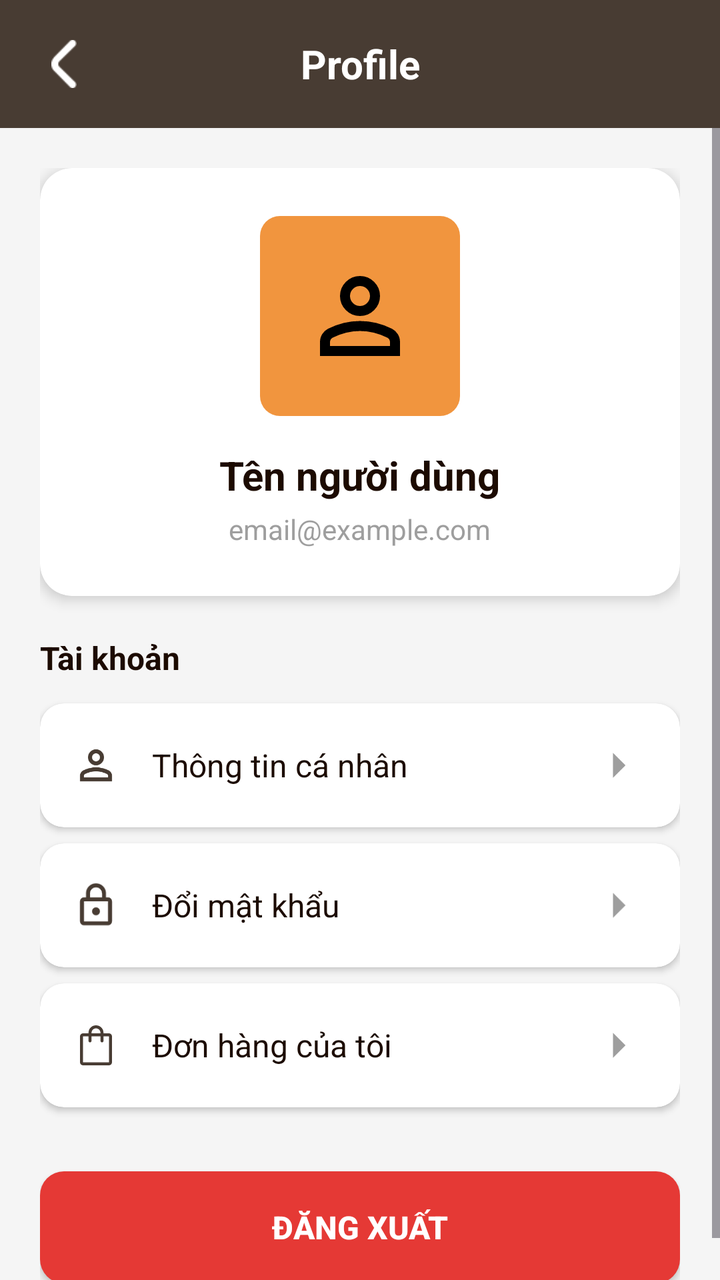
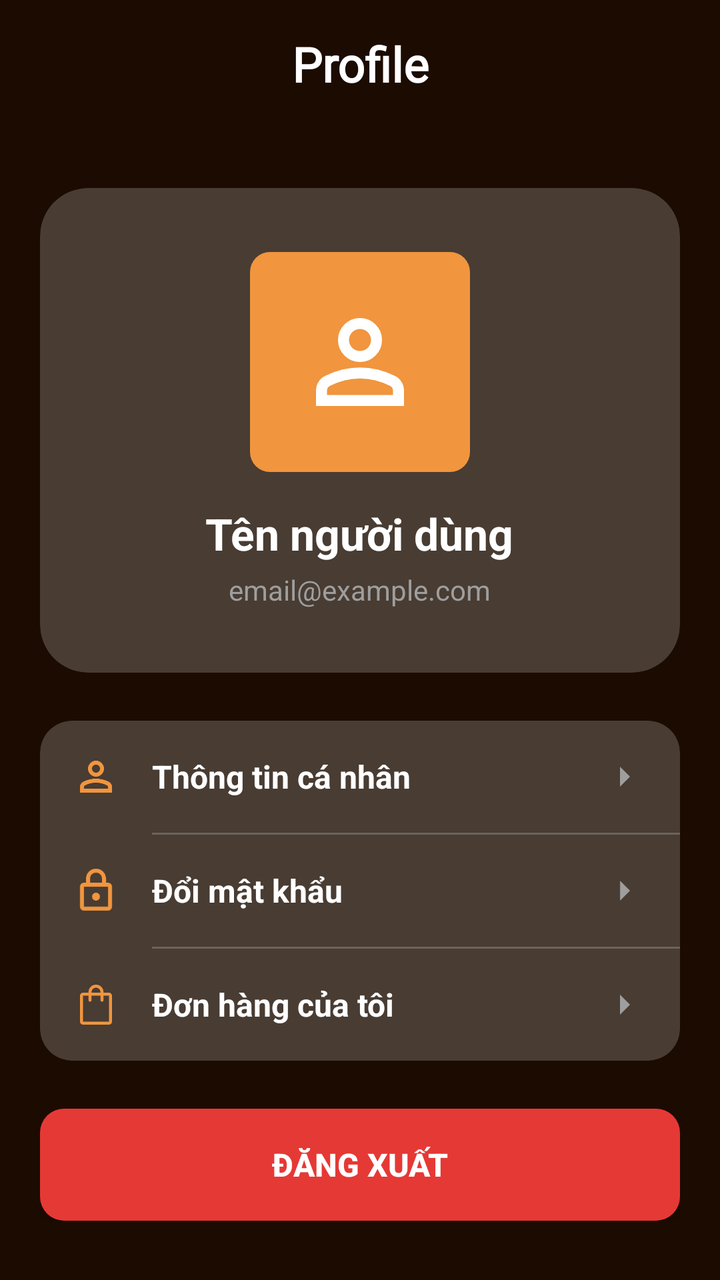

The first picture is an Android layout as it rendered before a commit; the second is the same layout after the commit. The layout source and the unified diff follow.
<!-- AndroidManifest.xml: application theme Theme.TTLTMobile -->
<!-- res/layout/fragment_profile.xml -->
<?xml version="1.0" encoding="utf-8"?>
<androidx.constraintlayout.widget.ConstraintLayout xmlns:android="http://schemas.android.com/apk/res/android"
    xmlns:app="http://schemas.android.com/apk/res-auto"
    xmlns:tools="http://schemas.android.com/tools"
    android:layout_width="match_parent"
    android:layout_height="match_parent"
    android:background="@color/lightBackground"
    tools:context=".ui.profile.ProfileFragment">

    
    <LinearLayout
        android:id="@+id/headerLayout"
        android:layout_width="match_parent"
        android:layout_height="wrap_content"
        android:background="@color/brown"
        android:orientation="horizontal"
        android:padding="16dp"
        android:gravity="center_vertical"
        app:layout_constraintTop_toTopOf="parent">

        <ImageView
            android:id="@+id/backBtn"
            android:layout_width="32dp"
            android:layout_height="32dp"
            android:src="@drawable/back"
            android:contentDescription="@string/back"
            android:padding="4dp" />

        <TextView
            android:layout_width="0dp"
            android:layout_height="wrap_content"
            android:layout_weight="1"
            android:text="Profile"
            android:textColor="@color/white"
            android:textSize="20sp"
            android:textStyle="bold"
            android:gravity="center" />

        <View
            android:layout_width="32dp"
            android:layout_height="32dp" />
    </LinearLayout>

    
    <ScrollView
        android:layout_width="match_parent"
        android:layout_height="0dp"
        app:layout_constraintTop_toBottomOf="@id/headerLayout"
        app:layout_constraintBottom_toBottomOf="parent">

        <LinearLayout
            android:layout_width="match_parent"
            android:layout_height="wrap_content"
            android:orientation="vertical"
            android:padding="20dp">

            
            <androidx.cardview.widget.CardView
                android:layout_width="match_parent"
                android:layout_height="wrap_content"
                android:layout_marginBottom="20dp"
                app:cardCornerRadius="16dp"
                app:cardElevation="4dp">

                <LinearLayout
                    android:layout_width="match_parent"
                    android:layout_height="wrap_content"
                    android:orientation="vertical"
                    android:padding="24dp"
                    android:gravity="center">

                    <ImageView
                        android:id="@+id/ivAvatar"
                        android:layout_width="100dp"
                        android:layout_height="100dp"
                        android:src="@drawable/ic_person"
                        android:contentDescription="@string/avatar"
                        android:background="@drawable/orange_bg"
                        android:padding="20dp" />

                    <TextView
                        android:id="@+id/tvFullName"
                        android:layout_width="wrap_content"
                        android:layout_height="wrap_content"
                        android:layout_marginTop="16dp"
                        android:text="Tên người dùng"
                        android:textColor="@color/darkBrown"
                        android:textSize="20sp"
                        android:textStyle="bold" />

                    <TextView
                        android:id="@+id/tvEmail"
                        android:layout_width="wrap_content"
                        android:layout_height="wrap_content"
                        android:layout_marginTop="4dp"
                        android:text="email@example.com"
                        android:textColor="@color/grey"
                        android:textSize="14sp" />
                </LinearLayout>
            </androidx.cardview.widget.CardView>

            
            <TextView
                android:layout_width="wrap_content"
                android:layout_height="wrap_content"
                android:text="Tài khoản"
                android:textColor="@color/darkBrown"
                android:textSize="16sp"
                android:textStyle="bold"
                android:layout_marginBottom="12dp" />

            
            <androidx.cardview.widget.CardView
                android:layout_width="match_parent"
                android:layout_height="wrap_content"
                android:layout_marginBottom="8dp"
                app:cardCornerRadius="12dp"
                app:cardElevation="2dp">

                <LinearLayout
                    android:id="@+id/layoutPersonalInfo"
                    android:layout_width="match_parent"
                    android:layout_height="wrap_content"
                    android:orientation="horizontal"
                    android:padding="16dp"
                    android:gravity="center_vertical"
                    android:background="?attr/selectableItemBackground">

                    <ImageView
                        android:layout_width="24dp"
                        android:layout_height="24dp"
                        android:src="@drawable/ic_person"
                        android:contentDescription="@string/personal_info"
                        app:tint="@color/brown" />

                    <TextView
                        android:layout_width="0dp"
                        android:layout_height="wrap_content"
                        android:layout_weight="1"
                        android:layout_marginStart="16dp"
                        android:text="Thông tin cá nhân"
                        android:textColor="@color/darkBrown"
                        android:textSize="16sp" />

                    <ImageView
                        android:layout_width="30dp"
                        android:layout_height="30dp"
                        android:contentDescription="@string/arrow"
                        android:src="@drawable/ic_arrow_right"
                        app:tint="@color/grey" />
                </LinearLayout>
            </androidx.cardview.widget.CardView>

            
            <androidx.cardview.widget.CardView
                android:layout_width="match_parent"
                android:layout_height="wrap_content"
                android:layout_marginBottom="8dp"
                app:cardCornerRadius="12dp"
                app:cardElevation="2dp">

                <LinearLayout
                    android:id="@+id/layoutChangePassword"
                    android:layout_width="match_parent"
                    android:layout_height="wrap_content"
                    android:orientation="horizontal"
                    android:padding="16dp"
                    android:gravity="center_vertical"
                    android:background="?attr/selectableItemBackground">

                    <ImageView
                        android:layout_width="24dp"
                        android:layout_height="24dp"
                        android:src="@drawable/ic_lock"
                        android:contentDescription="@string/change_password"
                        app:tint="@color/brown" />

                    <TextView
                        android:layout_width="0dp"
                        android:layout_height="wrap_content"
                        android:layout_weight="1"
                        android:layout_marginStart="16dp"
                        android:text="Đổi mật khẩu"
                        android:textColor="@color/darkBrown"
                        android:textSize="16sp" />

                    <ImageView
                        android:layout_width="30dp"
                        android:layout_height="30dp"
                        android:src="@drawable/ic_arrow_right"
                        android:contentDescription="@string/arrow"
                        app:tint="@color/grey" />
                </LinearLayout>
            </androidx.cardview.widget.CardView>

            
            <androidx.cardview.widget.CardView
                android:layout_width="match_parent"
                android:layout_height="wrap_content"
                android:layout_marginBottom="20dp"
                app:cardCornerRadius="12dp"
                app:cardElevation="2dp">

                <LinearLayout
                    android:id="@+id/layoutOrders"
                    android:layout_width="match_parent"
                    android:layout_height="wrap_content"
                    android:orientation="horizontal"
                    android:padding="16dp"
                    android:gravity="center_vertical"
                    android:background="?attr/selectableItemBackground">

                    <ImageView
                        android:layout_width="24dp"
                        android:layout_height="24dp"
                        android:src="@drawable/ic_shopping_bag"
                        android:contentDescription="@string/orders"
                        app:tint="@color/brown" />

                    <TextView
                        android:layout_width="0dp"
                        android:layout_height="wrap_content"
                        android:layout_weight="1"
                        android:layout_marginStart="16dp"
                        android:text="Đơn hàng của tôi"
                        android:textColor="@color/darkBrown"
                        android:textSize="16sp" />

                    <ImageView
                        android:layout_width="30dp"
                        android:layout_height="30dp"
                        android:src="@drawable/ic_arrow_right"
                        android:contentDescription="@string/arrow"
                        app:tint="@color/grey" />
                </LinearLayout>
            </androidx.cardview.widget.CardView>

            
            <androidx.appcompat.widget.AppCompatButton
                android:id="@+id/btnLogout"
                android:layout_width="match_parent"
                android:layout_height="56dp"
                android:background="@drawable/red_button_bg"
                android:text="Đăng xuất"
                android:textColor="@color/white"
                android:textSize="16sp"
                android:textStyle="bold"
                android:layout_marginTop="12dp" />

        </LinearLayout>
    </ScrollView>

</androidx.constraintlayout.widget.ConstraintLayout>
<!-- resources referenced by this layout -->
<resources>
  <color name="brown">#483c33</color>
  <color name="darkBrown">#1c0b01</color>
  <color name="grey">#9E9E9E</color>
  <color name="lightBackground">#F5F5F5</color>
  <color name="white">#FFFFFFFF</color>
  <!-- drawable back: png bitmap (drawable-hdpi, 258 bytes) -->
  <!-- drawable ic_arrow_right (drawable) -->
  <vector xmlns:android="http://schemas.android.com/apk/res/android"
      android:width="48dp"
      android:height="48dp"
      android:viewportWidth="960"
      android:viewportHeight="960">
    <path
        android:pathData="M400,680v-400l200,200 -200,200Z"
        android:fillColor="#000000"/>
  </vector>
  <!-- drawable ic_lock (drawable) -->
  <vector xmlns:android="http://schemas.android.com/apk/res/android"
      android:width="24dp"
      android:height="24dp"
      android:viewportWidth="960"
      android:viewportHeight="960">
    <path
        android:pathData="M240,880q-33,0 -56.5,-23.5T160,800v-400q0,-33 23.5,-56.5T240,320h40v-80q0,-83 58.5,-141.5T480,40q83,0 141.5,58.5T680,240v80h40q33,0 56.5,23.5T800,400v400q0,33 -23.5,56.5T720,880L240,880ZM240,800h480v-400L240,400v400ZM480,680q33,0 56.5,-23.5T560,600q0,-33 -23.5,-56.5T480,520q-33,0 -56.5,23.5T400,600q0,33 23.5,56.5T480,680ZM360,320h240v-80q0,-50 -35,-85t-85,-35q-50,0 -85,35t-35,85v80ZM240,800v-400,400Z"
        android:fillColor="#000000"/>
  </vector>
  <!-- drawable ic_person (drawable) -->
  <vector xmlns:android="http://schemas.android.com/apk/res/android"
      android:width="24dp"
      android:height="24dp"
      android:viewportWidth="960"
      android:viewportHeight="960">
    <path
        android:pathData="M480,480q-66,0 -113,-47t-47,-113q0,-66 47,-113t113,-47q66,0 113,47t47,113q0,66 -47,113t-113,47ZM160,800v-112q0,-34 17.5,-62.5T224,582q62,-31 126,-46.5T480,520q66,0 130,15.5T736,582q29,15 46.5,43.5T800,688v112L160,800ZM240,720h480v-32q0,-11 -5.5,-20T700,654q-54,-27 -109,-40.5T480,600q-56,0 -111,13.5T260,654q-9,5 -14.5,14t-5.5,20v32ZM480,400q33,0 56.5,-23.5T560,320q0,-33 -23.5,-56.5T480,240q-33,0 -56.5,23.5T400,320q0,33 23.5,56.5T480,400ZM480,320ZM480,720Z"
        android:fillColor="#000000"/>
  </vector>
  <!-- drawable ic_shopping_bag (drawable) -->
  <vector xmlns:android="http://schemas.android.com/apk/res/android"
      android:width="48dp"
      android:height="48dp"
      android:viewportWidth="960"
      android:viewportHeight="960">
    <path
        android:pathData="M220,880q-24,0 -42,-18t-18,-42v-520q0,-24 18,-42t42,-18h110v-10q0,-63 43.5,-106.5T480,80q63,0 106.5,43.5T630,230v10h110q24,0 42,18t18,42v520q0,24 -18,42t-42,18L220,880ZM220,820h520v-520L630,300v90q0,12.75 -8.68,21.37 -8.67,8.63 -21.5,8.63 -12.82,0 -21.32,-8.63 -8.5,-8.62 -8.5,-21.37v-90L390,300v90q0,12.75 -8.68,21.37 -8.67,8.63 -21.5,8.63 -12.82,0 -21.32,-8.63 -8.5,-8.62 -8.5,-21.37v-90L220,300v520ZM390,240h180v-10q0,-38 -26,-64t-64,-26q-38,0 -64,26t-26,64v10ZM220,820v-520,520Z"
        android:fillColor="#000000"/>
  </vector>
  <!-- drawable orange_bg (drawable) -->
  <?xml version="1.0" encoding="utf-8"?>
  <selector xmlns:android="http://schemas.android.com/apk/res/android">
  <item>
      <shape android:shape="rectangle">
          <solid android:color="@color/orange"/>
          <corners android:radius="10dp"/>
      </shape>
  </item>
  </selector>
  <!-- drawable red_button_bg (drawable) -->
  <?xml version="1.0" encoding="utf-8"?>
  <shape xmlns:android="http://schemas.android.com/apk/res/android">
      <solid android:color="#E53935" />
      <corners android:radius="12dp" />
  </shape>
  <string name="arrow">Arrow</string>
  <string name="avatar">Avatar</string>
  <string name="back">Back</string>
  <string name="change_password">Change Password</string>
  <string name="orders">Orders</string>
  <string name="personal_info">Personal Information</string>
  <style name="Theme.TTLTMobile" parent="Base.Theme.TTLTMobile" />
  <color name="orange">#f1953e</color>
  <style name="Base.Theme.TTLTMobile" parent="Theme.Material3.DayNight.NoActionBar">
          
          
      </style>
</resources>

<!-- the commit's change to res/layout/fragment_profile.xml (unified diff, before → after) -->
@@ -4,49 +4,43 @@
     xmlns:tools="http://schemas.android.com/tools"
     android:layout_width="match_parent"
     android:layout_height="match_parent"
-    android:background="@color/lightBackground"
+    android:background="@color/darkBrown"
+    android:fitsSystemWindows="true"
     tools:context=".ui.profile.ProfileFragment">
 
-    
     <LinearLayout
         android:id="@+id/headerLayout"
         android:layout_width="match_parent"
-        android:layout_height="wrap_content"
-        android:background="@color/brown"
+        android:layout_height="?attr/actionBarSize"
+        android:gravity="center_vertical"
         android:orientation="horizontal"
-        android:padding="16dp"
-        android:gravity="center_vertical"
+        android:paddingHorizontal="16dp"
         app:layout_constraintTop_toTopOf="parent">
 
-        <ImageView
-            android:id="@+id/backBtn"
-            android:layout_width="32dp"
-            android:layout_height="32dp"
-            android:src="@drawable/back"
-            android:contentDescription="@string/back"
-            android:padding="4dp" />
+        <View android:layout_width="24dp" android:layout_height="24dp" />
 
         <TextView
             android:layout_width="0dp"
             android:layout_height="wrap_content"
             android:layout_weight="1"
+            android:fontFamily="@font/rainbow"
+            android:gravity="center"
             android:text="Profile"
             android:textColor="@color/white"
-            android:textSize="20sp"
-            android:textStyle="bold"
-            android:gravity="center" />
-
-        <View
-            android:layout_width="32dp"
-            android:layout_height="32dp" />
+            android:textSize="24sp"
+            android:textStyle="bold" />
+
+        <View android:layout_width="24dp" android:layout_height="24dp" />
+
     </LinearLayout>
 
-    
     <ScrollView
         android:layout_width="match_parent"
         android:layout_height="0dp"
-        app:layout_constraintTop_toBottomOf="@id/headerLayout"
-        app:layout_constraintBottom_toBottomOf="parent">
+        android:clipToPadding="false"
+        android:paddingBottom="24dp"
+        app:layout_constraintBottom_toBottomOf="parent"
+        app:layout_constraintTop_toBottomOf="@id/headerLayout">
 
         <LinearLayout
             android:layout_width="match_parent"
@@ -54,29 +48,31 @@
             android:orientation="vertical"
             android:padding="20dp">
 
-            
             <androidx.cardview.widget.CardView
                 android:layout_width="match_parent"
                 android:layout_height="wrap_content"
-                android:layout_marginBottom="20dp"
-                app:cardCornerRadius="16dp"
-                app:cardElevation="4dp">
+                android:layout_marginTop="10dp"
+                android:layout_marginBottom="24dp"
+                app:cardBackgroundColor="@color/brown"
+                app:cardCornerRadius="24dp"
+                app:cardElevation="0dp">
 
                 <LinearLayout
                     android:layout_width="match_parent"
                     android:layout_height="wrap_content"
+                    android:gravity="center"
                     android:orientation="vertical"
-                    android:padding="24dp"
-                    android:gravity="center">
+                    android:padding="32dp">
 
                     <ImageView
                         android:id="@+id/ivAvatar"
-                        android:layout_width="100dp"
-                        android:layout_height="100dp"
+                        android:layout_width="110dp"
+                        android:layout_height="110dp"
+                        android:background="@drawable/orange_bg"
+                        android:contentDescription="@string/avatar"
+                        android:padding="22dp"
                         android:src="@drawable/ic_person"
-                        android:contentDescription="@string/avatar"
-                        android:background="@drawable/orange_bg"
-                        android:padding="20dp" />
+                        app:tint="@color/white" />
 
                     <TextView
                         android:id="@+id/tvFullName"
@@ -84,8 +80,8 @@
                         android:layout_height="wrap_content"
                         android:layout_marginTop="16dp"
                         android:text="Tên người dùng"
-                        android:textColor="@color/darkBrown"
-                        android:textSize="20sp"
+                        android:textColor="@color/white"
+                        android:textSize="22sp"
                         android:textStyle="bold" />
 
                     <TextView
@@ -99,143 +95,131 @@
                 </LinearLayout>
             </androidx.cardview.widget.CardView>
 
-            
-            <TextView
-                android:layout_width="wrap_content"
-                android:layout_height="wrap_content"
-                android:text="Tài khoản"
-                android:textColor="@color/darkBrown"
-                android:textSize="16sp"
-                android:textStyle="bold"
-                android:layout_marginBottom="12dp" />
-
-            
             <androidx.cardview.widget.CardView
                 android:layout_width="match_parent"
                 android:layout_height="wrap_content"
-                android:layout_marginBottom="8dp"
-                app:cardCornerRadius="12dp"
-                app:cardElevation="2dp">
+                android:layout_marginBottom="24dp"
+                app:cardBackgroundColor="@color/brown"
+                app:cardCornerRadius="16dp"
+                app:cardElevation="0dp">
 
                 <LinearLayout
-                    android:id="@+id/layoutPersonalInfo"
                     android:layout_width="match_parent"
                     android:layout_height="wrap_content"
-                    android:orientation="horizontal"
-                    android:padding="16dp"
-                    android:gravity="center_vertical"
-                    android:background="?attr/selectableItemBackground">
-
-                    <ImageView
-                        android:layout_width="24dp"
-                        android:layout_height="24dp"
-                        android:src="@drawable/ic_person"
-                        android:contentDescription="@string/personal_info"
-                        app:tint="@color/brown" />
-
-                    <TextView
-                        android:layout_width="0dp"
-                        android:layout_height="wrap_content"
-                        android:layout_weight="1"
-                        android:layout_marginStart="16dp"
-                        android:text="Thông tin cá nhân"
-                        android:textColor="@color/darkBrown"
-                        android:textSize="16sp" />
-
-                    <ImageView
-                        android:layout_width="30dp"
-                        android:layout_height="30dp"
-                        android:contentDescription="@string/arrow"
-                        android:src="@drawable/ic_arrow_right"
-                        app:tint="@color/grey" />
+                    android:orientation="vertical">
+
+                    <LinearLayout
+                        android:id="@+id/layoutPersonalInfo"
+                        android:layout_width="match_parent"
+                        android:layout_height="wrap_content"
+                        android:background="?attr/selectableItemBackground"
+                        android:gravity="center_vertical"
+                        android:orientation="horizontal"
+                        android:padding="16dp">
+
+                        <ImageView
+                            android:layout_width="24dp"
+                            android:layout_height="24dp"
+                            android:contentDescription="@string/personal_info"
+                            android:src="@drawable/ic_person"
+                            app:tint="@color/orange" />
+
+                        <TextView
+                            android:layout_width="0dp"
+                            android:layout_height="wrap_content"
+                            android:layout_weight="1"
+                            android:layout_marginStart="16dp"
+                            android:text="Thông tin cá nhân"
+                            android:textColor="@color/white"
+                            android:textSize="16sp"
+                            android:textStyle="bold"/>
+
+                        <ImageView
+                            android:layout_width="24dp"
+                            android:layout_height="24dp"
+                            android:src="@drawable/ic_arrow_right"
+                            app:tint="@color/grey" />
+                    </LinearLayout>
+
+                    <View
+                        android:layout_width="match_parent"
+                        android:layout_height="1dp"
+                        android:background="#33FFFFFF"
+                        android:layout_marginStart="56dp"/>
+
+                    <LinearLayout
+                        android:id="@+id/layoutChangePassword"
+                        android:layout_width="match_parent"
+                        android:layout_height="wrap_content"
+                        android:background="?attr/selectableItemBackground"
+                        android:gravity="center_vertical"
+                        android:orientation="horizontal"
+                        android:padding="16dp">
+
+                        <ImageView
+                            android:layout_width="24dp"
+                            android:layout_height="24dp"
+                            android:src="@drawable/ic_lock"
+                            app:tint="@color/orange" />
+
+                        <TextView
+                            android:layout_width="0dp"
+                            android:layout_height="wrap_content"
+                            android:layout_weight="1"
+                            android:layout_marginStart="16dp"
+                            android:text="Đổi mật khẩu"
+                            android:textColor="@color/white"
+                            android:textSize="16sp"
+                            android:textStyle="bold"/>
+
+                        <ImageView
+                            android:layout_width="24dp"
+                            android:layout_height="24dp"
+                            android:src="@drawable/ic_arrow_right"
+                            app:tint="@color/grey" />
+                    </LinearLayout>
+
+                    <View
+                        android:layout_width="match_parent"
+                        android:layout_height="1dp"
+                        android:background="#33FFFFFF"
+                        android:layout_marginStart="56dp"/>
+
+                    <LinearLayout
+                        android:id="@+id/layoutOrders"
+                        android:layout_width="match_parent"
+                        android:layout_height="wrap_content"
+                        android:background="?attr/selectableItemBackground"
+                        android:gravity="center_vertical"
+                        android:orientation="horizontal"
+                        android:padding="16dp">
+
+                        <ImageView
+                            android:layout_width="24dp"
+                            android:layout_height="24dp"
+                            android:src="@drawable/ic_shopping_bag"
+                            app:tint="@color/orange" />
+
+                        <TextView
+                            android:layout_width="0dp"
+                            android:layout_height="wrap_content"
+                            android:layout_weight="1"
+                            android:layout_marginStart="16dp"
+                            android:text="Đơn hàng của tôi"
+                            android:textColor="@color/white"
+                            android:textSize="16sp"
+                            android:textStyle="bold"/>
+
+                        <ImageView
+                            android:layout_width="24dp"
+                            android:layout_height="24dp"
+                            android:src="@drawable/ic_arrow_right"
+                            app:tint="@color/grey" />
+                    </LinearLayout>
+
                 </LinearLayout>
             </androidx.cardview.widget.CardView>
 
-            
-            <androidx.cardview.widget.CardView
-                android:layout_width="match_parent"
-                android:layout_height="wrap_content"
-                android:layout_marginBottom="8dp"
-                app:cardCornerRadius="12dp"
-                app:cardElevation="2dp">
-
-                <LinearLayout
-                    android:id="@+id/layoutChangePassword"
-                    android:layout_width="match_parent"
-                    android:layout_height="wrap_content"
-                    android:orientation="horizontal"
-                    android:padding="16dp"
-                    android:gravity="center_vertical"
-                    android:background="?attr/selectableItemBackground">
-
-                    <ImageView
-                        android:layout_width="24dp"
-                        android:layout_height="24dp"
-                        android:src="@drawable/ic_lock"
-                        android:contentDescription="@string/change_password"
-                        app:tint="@color/brown" />
-
-                    <TextView
-                        android:layout_width="0dp"
-                        android:layout_height="wrap_content"
-                        android:layout_weight="1"
-                        android:layout_marginStart="16dp"
-                        android:text="Đổi mật khẩu"
-                        android:textColor="@color/darkBrown"
-                        android:textSize="16sp" />
-
-                    <ImageView
-                        android:layout_width="30dp"
-                        android:layout_height="30dp"
-                        android:src="@drawable/ic_arrow_right"
-                        android:contentDescription="@string/arrow"
-                        app:tint="@color/grey" />
-                </LinearLayout>
-            </androidx.cardview.widget.CardView>
-
-            
-            <androidx.cardview.widget.CardView
-                android:layout_width="match_parent"
-                android:layout_height="wrap_content"
-                android:layout_marginBottom="20dp"
-                app:cardCornerRadius="12dp"
-                app:cardElevation="2dp">
-
-                <LinearLayout
-                    android:id="@+id/layoutOrders"
-                    android:layout_width="match_parent"
-                    android:layout_height="wrap_content"
-                    android:orientation="horizontal"
-                    android:padding="16dp"
-                    android:gravity="center_vertical"
-                    android:background="?attr/selectableItemBackground">
-
-                    <ImageView
-                        android:layout_width="24dp"
-                        android:layout_height="24dp"
-                        android:src="@drawable/ic_shopping_bag"
-                        android:contentDescription="@string/orders"
-                        app:tint="@color/brown" />
-
-                    <TextView
-                        android:layout_width="0dp"
-                        android:layout_height="wrap_content"
-                        android:layout_weight="1"
-                        android:layout_marginStart="16dp"
-                        android:text="Đơn hàng của tôi"
-                        android:textColor="@color/darkBrown"
-                        android:textSize="16sp" />
-
-                    <ImageView
-                        android:layout_width="30dp"
-                        android:layout_height="30dp"
-                        android:src="@drawable/ic_arrow_right"
-                        android:contentDescription="@string/arrow"
-                        app:tint="@color/grey" />
-                </LinearLayout>
-            </androidx.cardview.widget.CardView>
-
-            
             <androidx.appcompat.widget.AppCompatButton
                 android:id="@+id/btnLogout"
                 android:layout_width="match_parent"
@@ -245,7 +229,8 @@
                 android:textColor="@color/white"
                 android:textSize="16sp"
                 android:textStyle="bold"
-                android:layout_marginTop="12dp" />
+                android:elevation="4dp"
+                android:stateListAnimator="@null"/>
 
         </LinearLayout>
     </ScrollView>
<!-- resource entries referenced after the edit -->
@@ -3,9 +3,7 @@
   <color name="brown">#483c33</color>
   <color name="darkBrown">#1c0b01</color>
   <color name="grey">#9E9E9E</color>
-  <color name="lightBackground">#F5F5F5</color>
   <color name="white">#FFFFFFFF</color>
-  <!-- drawable back: png bitmap (drawable-hdpi, 258 bytes) -->
   <!-- drawable ic_arrow_right (drawable) -->
   <vector xmlns:android="http://schemas.android.com/apk/res/android"
       android:width="48dp"
@@ -62,11 +60,7 @@
       <solid android:color="#E53935" />
       <corners android:radius="12dp" />
   </shape>
-  <string name="arrow">Arrow</string>
   <string name="avatar">Avatar</string>
-  <string name="back">Back</string>
-  <string name="change_password">Change Password</string>
-  <string name="orders">Orders</string>
   <string name="personal_info">Personal Information</string>
   <style name="Theme.TTLTMobile" parent="Base.Theme.TTLTMobile" />
   <color name="orange">#f1953e</color>
